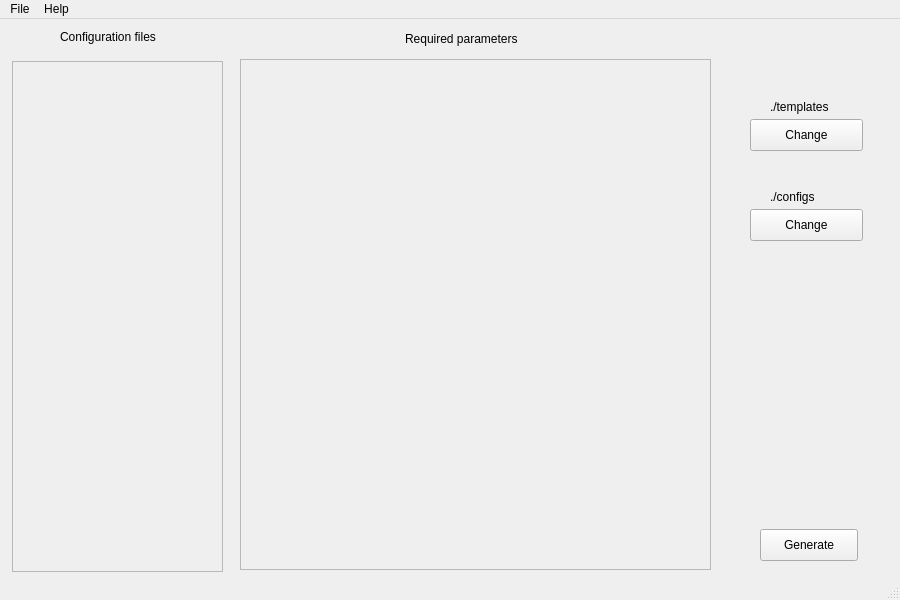
This is src/confGen.ui in nvc8996/conf-gen as Qt 5 draws it before an edit. The edited form follows.
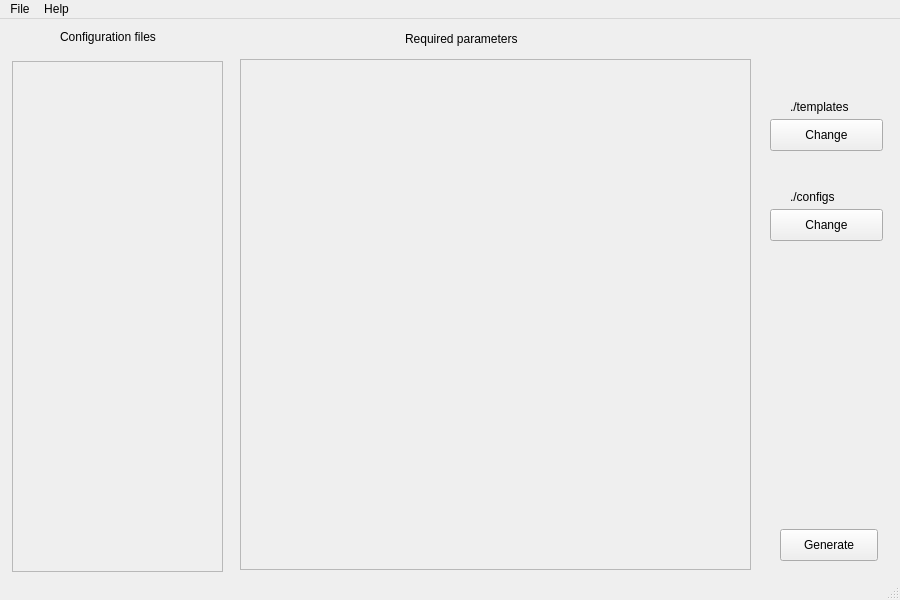
This is the edited form.

Patch:
```diff
--- a/src/confGen.ui
+++ b/src/confGen.ui
@@ -80,7 +80,7 @@
      <rect>
       <x>240</x>
       <y>40</y>
-      <width>471</width>
+      <width>511</width>
       <height>511</height>
      </rect>
     </property>
@@ -98,7 +98,7 @@
       <rect>
        <x>0</x>
        <y>0</y>
-       <width>469</width>
+       <width>509</width>
        <height>509</height>
       </rect>
      </property>
@@ -127,7 +127,7 @@
    <widget class="QLabel" name="tempDirLabel">
     <property name="geometry">
      <rect>
-      <x>770</x>
+      <x>790</x>
       <y>80</y>
       <width>68</width>
       <height>16</height>
@@ -146,7 +146,7 @@
    <widget class="QPushButton" name="genButton">
     <property name="geometry">
      <rect>
-      <x>760</x>
+      <x>780</x>
       <y>510</y>
       <width>98</width>
       <height>32</height>
@@ -165,7 +165,7 @@
    <widget class="QPushButton" name="changeTempDirButton">
     <property name="geometry">
      <rect>
-      <x>750</x>
+      <x>770</x>
       <y>100</y>
       <width>113</width>
       <height>32</height>
@@ -184,7 +184,7 @@
    <widget class="QPushButton" name="changeOutDirButton">
     <property name="geometry">
      <rect>
-      <x>750</x>
+      <x>770</x>
       <y>190</y>
       <width>113</width>
       <height>32</height>
@@ -203,7 +203,7 @@
    <widget class="QLabel" name="outDirLabel">
     <property name="geometry">
      <rect>
-      <x>770</x>
+      <x>790</x>
       <y>170</y>
       <width>60</width>
       <height>16</height>
```
